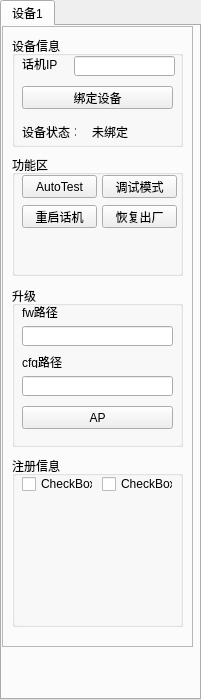
zhichaoGuo/htek_DR_tool, file main.ui: the form before one commit.
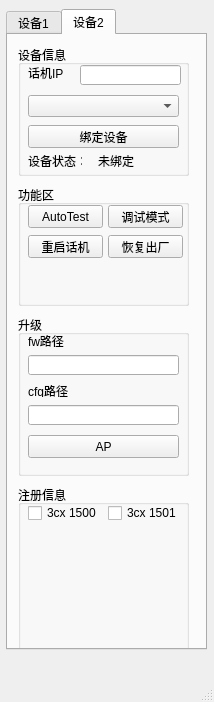
The form after the commit. The open tabs and pages were chosen to show the change.

Commit message: 完成绑定-功能区四个按键功能

What changed in the file:
```diff
--- a/main.ui
+++ b/main.ui
@@ -1,119 +1,42 @@
 <?xml version="1.0" encoding="UTF-8"?>
 <ui version="4.0">
- <class>TabWidget</class>
- <widget class="QTabWidget" name="TabWidget">
+ <class>MainWindow</class>
+ <widget class="QMainWindow" name="MainWindow">
   <property name="geometry">
    <rect>
     <x>0</x>
     <y>0</y>
-    <width>201</width>
-    <height>700</height>
+    <width>214</width>
+    <height>702</height>
    </rect>
   </property>
   <property name="windowTitle">
-   <string>TabWidget</string>
+   <string>MainWindow</string>
+  </property>
+  <widget class="QWidget" name="centralwidget">
+   <widget class="QTabWidget" name="tabWidget">
+    <property name="geometry">
+     <rect>
+      <x>6</x>
+      <y>9</y>
+      <width>201</width>
+      <height>641</height>
+     </rect>
+    </property>
+    <property name="currentIndex">
+     <number>0</number>
   </property>
   <widget class="QWidget" name="tab">
    <attribute name="title">
     <string>设备1</string>
    </attribute>
-   <widget class="QFrame" name="frame">
-    <property name="geometry">
-     <rect>
-      <x>0</x>
-      <y>0</y>
-      <width>191</width>
-      <height>621</height>
-     </rect>
-    </property>
-    <property name="frameShape">
-     <enum>QFrame::StyledPanel</enum>
-    </property>
-    <property name="frameShadow">
-     <enum>QFrame::Raised</enum>
-    </property>
-    <widget class="QGroupBox" name="groupBox">
-     <property name="geometry">
-      <rect>
-       <x>10</x>
-       <y>260</y>
-       <width>171</width>
-       <height>161</height>
-      </rect>
-     </property>
-     <property name="title">
-      <string>升级</string>
-     </property>
-     <widget class="QLineEdit" name="lineEdit_2">
-      <property name="geometry">
-       <rect>
-        <x>10</x>
-        <y>40</y>
-        <width>151</width>
-        <height>20</height>
-       </rect>
-      </property>
-     </widget>
-     <widget class="QPushButton" name="pushButton">
-      <property name="geometry">
-       <rect>
-        <x>10</x>
-        <y>120</y>
-        <width>151</width>
-        <height>23</height>
-       </rect>
-      </property>
-      <property name="text">
-       <string>AP</string>
-      </property>
-     </widget>
-     <widget class="QLineEdit" name="lineEdit_3">
-      <property name="geometry">
-       <rect>
-        <x>10</x>
-        <y>90</y>
-        <width>151</width>
-        <height>20</height>
-       </rect>
-      </property>
-     </widget>
-     <widget class="QLabel" name="label_4">
-      <property name="geometry">
-       <rect>
-        <x>10</x>
-        <y>20</y>
-        <width>54</width>
-        <height>12</height>
-       </rect>
-      </property>
-      <property name="text">
-       <string>fw路径</string>
-      </property>
-     </widget>
-     <widget class="QLabel" name="label_5">
-      <property name="geometry">
-       <rect>
-        <x>10</x>
-        <y>70</y>
-        <width>54</width>
-        <height>12</height>
-       </rect>
-      </property>
-      <property name="frameShape">
-       <enum>QFrame::NoFrame</enum>
-      </property>
-      <property name="text">
-       <string>cfg路径</string>
-      </property>
-     </widget>
-    </widget>
     <widget class="QGroupBox" name="groupBox_2">
      <property name="geometry">
       <rect>
        <x>10</x>
        <y>10</y>
        <width>171</width>
-       <height>111</height>
+        <height>131</height>
       </rect>
      </property>
      <property name="title">
@@ -146,7 +69,7 @@
       <property name="geometry">
        <rect>
         <x>10</x>
-        <y>50</y>
+         <y>80</y>
         <width>151</width>
         <height>23</height>
        </rect>
@@ -159,7 +82,7 @@
       <property name="geometry">
        <rect>
         <x>10</x>
-        <y>90</y>
+         <y>110</y>
         <width>54</width>
         <height>12</height>
        </rect>
@@ -172,7 +95,7 @@
       <property name="geometry">
        <rect>
         <x>80</x>
-        <y>90</y>
+         <y>110</y>
         <width>54</width>
         <height>12</height>
        </rect>
@@ -186,7 +109,7 @@
      <property name="geometry">
       <rect>
        <x>10</x>
-       <y>129</y>
+        <y>150</y>
        <width>171</width>
        <height>121</height>
       </rect>
@@ -247,11 +170,86 @@
       </property>
      </widget>
     </widget>
+     <widget class="QGroupBox" name="groupBox">
+      <property name="geometry">
+       <rect>
+        <x>10</x>
+        <y>280</y>
+        <width>171</width>
+        <height>161</height>
+       </rect>
+      </property>
+      <property name="title">
+       <string>升级</string>
+      </property>
+      <widget class="QLineEdit" name="D1_text_fw">
+       <property name="geometry">
+        <rect>
+         <x>10</x>
+         <y>40</y>
+         <width>151</width>
+         <height>20</height>
+        </rect>
+       </property>
+      </widget>
+      <widget class="QPushButton" name="D1_btn_ap">
+       <property name="geometry">
+        <rect>
+         <x>10</x>
+         <y>120</y>
+         <width>151</width>
+         <height>23</height>
+        </rect>
+       </property>
+       <property name="text">
+        <string>AP</string>
+       </property>
+      </widget>
+      <widget class="QLineEdit" name="D1_text_cfg">
+       <property name="geometry">
+        <rect>
+         <x>10</x>
+         <y>90</y>
+         <width>151</width>
+         <height>20</height>
+        </rect>
+       </property>
+      </widget>
+      <widget class="QLabel" name="label_4">
+       <property name="geometry">
+        <rect>
+         <x>10</x>
+         <y>20</y>
+         <width>54</width>
+         <height>12</height>
+        </rect>
+       </property>
+       <property name="text">
+        <string>fw路径</string>
+       </property>
+      </widget>
+      <widget class="QLabel" name="label_5">
+       <property name="geometry">
+        <rect>
+         <x>10</x>
+         <y>70</y>
+         <width>54</width>
+         <height>12</height>
+        </rect>
+       </property>
+       <property name="frameShape">
+        <enum>QFrame::NoFrame</enum>
+       </property>
+       <property name="text">
+        <string>cfg路径</string>
+       </property>
+      </widget>
+     </widget>
     <widget class="QGroupBox" name="groupBox_4">
      <property name="geometry">
       <rect>
        <x>10</x>
-       <y>430</y>
+        <y>450</y>
        <width>171</width>
        <height>171</height>
       </rect>
@@ -269,10 +267,10 @@
        </rect>
       </property>
       <property name="text">
-       <string>CheckBox</string>
-      </property>
-     </widget>
-     <widget class="QCheckBox" name="checkBox_2">
+        <string>3cx 1500</string>
+       </property>
+      </widget>
+      <widget class="QCheckBox" name="D1_check_3cx1">
       <property name="geometry">
        <rect>
         <x>90</x>
@@ -282,12 +280,293 @@
        </rect>
       </property>
       <property name="text">
-       <string>CheckBox</string>
+        <string>3cx 1501</string>
       </property>
      </widget>
     </widget>
    </widget>
-  </widget>
+    <widget class="QWidget" name="tab_2">
+     <attribute name="title">
+      <string>设备2</string>
+     </attribute>
+     <widget class="QGroupBox" name="groupBox_5">
+      <property name="geometry">
+       <rect>
+        <x>10</x>
+        <y>280</y>
+        <width>171</width>
+        <height>161</height>
+       </rect>
+      </property>
+      <property name="title">
+       <string>升级</string>
+      </property>
+      <widget class="QLineEdit" name="D2_text_fw">
+       <property name="geometry">
+        <rect>
+         <x>10</x>
+         <y>40</y>
+         <width>151</width>
+         <height>20</height>
+        </rect>
+       </property>
+      </widget>
+      <widget class="QPushButton" name="D2_btn_ap">
+       <property name="geometry">
+        <rect>
+         <x>10</x>
+         <y>120</y>
+         <width>151</width>
+         <height>23</height>
+        </rect>
+       </property>
+       <property name="text">
+        <string>AP</string>
+       </property>
+      </widget>
+      <widget class="QLineEdit" name="D2_text_cfg">
+       <property name="geometry">
+        <rect>
+         <x>10</x>
+         <y>90</y>
+         <width>151</width>
+         <height>20</height>
+        </rect>
+       </property>
+      </widget>
+      <widget class="QLabel" name="label_6">
+       <property name="geometry">
+        <rect>
+         <x>10</x>
+         <y>20</y>
+         <width>54</width>
+         <height>12</height>
+        </rect>
+       </property>
+       <property name="text">
+        <string>fw路径</string>
+       </property>
+      </widget>
+      <widget class="QLabel" name="label_7">
+       <property name="geometry">
+        <rect>
+         <x>10</x>
+         <y>70</y>
+         <width>54</width>
+         <height>12</height>
+        </rect>
+       </property>
+       <property name="frameShape">
+        <enum>QFrame::NoFrame</enum>
+       </property>
+       <property name="text">
+        <string>cfg路径</string>
+       </property>
+      </widget>
+     </widget>
+     <widget class="QGroupBox" name="groupBox_6">
+      <property name="geometry">
+       <rect>
+        <x>10</x>
+        <y>150</y>
+        <width>171</width>
+        <height>121</height>
+       </rect>
+      </property>
+      <property name="title">
+       <string>功能区</string>
+      </property>
+      <widget class="QPushButton" name="D2_btn_autotest">
+       <property name="geometry">
+        <rect>
+         <x>10</x>
+         <y>20</y>
+         <width>75</width>
+         <height>23</height>
+        </rect>
+       </property>
+       <property name="text">
+        <string>AutoTest</string>
+       </property>
+      </widget>
+      <widget class="QPushButton" name="D2_btn_telnet">
+       <property name="geometry">
+        <rect>
+         <x>90</x>
+         <y>20</y>
+         <width>75</width>
+         <height>23</height>
+        </rect>
+       </property>
+       <property name="text">
+        <string>调试模式</string>
+       </property>
+      </widget>
+      <widget class="QPushButton" name="D2_btn_reboot">
+       <property name="geometry">
+        <rect>
+         <x>10</x>
+         <y>50</y>
+         <width>75</width>
+         <height>23</height>
+        </rect>
+       </property>
+       <property name="text">
+        <string>重启话机</string>
+       </property>
+      </widget>
+      <widget class="QPushButton" name="D2_btn_factory">
+       <property name="geometry">
+        <rect>
+         <x>90</x>
+         <y>50</y>
+         <width>75</width>
+         <height>23</height>
+        </rect>
+       </property>
+       <property name="text">
+        <string>恢复出厂</string>
+       </property>
+      </widget>
+     </widget>
+     <widget class="QGroupBox" name="groupBox_7">
+      <property name="geometry">
+       <rect>
+        <x>10</x>
+        <y>10</y>
+        <width>171</width>
+        <height>131</height>
+       </rect>
+      </property>
+      <property name="title">
+       <string>设备信息</string>
+      </property>
+      <widget class="QLineEdit" name="D2_text_ip">
+       <property name="geometry">
+        <rect>
+         <x>62</x>
+         <y>20</y>
+         <width>101</width>
+         <height>20</height>
+        </rect>
+       </property>
+      </widget>
+      <widget class="QLabel" name="label_8">
+       <property name="geometry">
+        <rect>
+         <x>10</x>
+         <y>20</y>
+         <width>41</width>
+         <height>16</height>
+        </rect>
+       </property>
+       <property name="text">
+        <string>话机IP</string>
+       </property>
+      </widget>
+      <widget class="QPushButton" name="D2_btn_band">
+       <property name="geometry">
+        <rect>
+         <x>10</x>
+         <y>80</y>
+         <width>151</width>
+         <height>23</height>
+        </rect>
+       </property>
+       <property name="text">
+        <string>绑定设备</string>
+       </property>
+      </widget>
+      <widget class="QLabel" name="D2_lab_state">
+       <property name="geometry">
+        <rect>
+         <x>10</x>
+         <y>110</y>
+         <width>54</width>
+         <height>12</height>
+        </rect>
+       </property>
+       <property name="text">
+        <string>设备状态：</string>
+       </property>
+      </widget>
+      <widget class="QLabel" name="D2_lab_online">
+       <property name="geometry">
+        <rect>
+         <x>80</x>
+         <y>110</y>
+         <width>54</width>
+         <height>12</height>
+        </rect>
+       </property>
+       <property name="text">
+        <string>未绑定</string>
+       </property>
+      </widget>
+      <widget class="QComboBox" name="D2_box_password">
+       <property name="geometry">
+        <rect>
+         <x>10</x>
+         <y>50</y>
+         <width>151</width>
+         <height>22</height>
+        </rect>
+       </property>
+      </widget>
+     </widget>
+     <widget class="QGroupBox" name="groupBox_8">
+      <property name="geometry">
+       <rect>
+        <x>10</x>
+        <y>450</y>
+        <width>171</width>
+        <height>171</height>
+       </rect>
+      </property>
+      <property name="title">
+       <string>注册信息</string>
+      </property>
+      <widget class="QCheckBox" name="D2_check_3cx0">
+       <property name="geometry">
+        <rect>
+         <x>10</x>
+         <y>20</y>
+         <width>71</width>
+         <height>16</height>
+        </rect>
+       </property>
+       <property name="text">
+        <string>3cx 1500</string>
+       </property>
+      </widget>
+      <widget class="QCheckBox" name="D2_check_3cx1">
+       <property name="geometry">
+        <rect>
+         <x>90</x>
+         <y>20</y>
+         <width>71</width>
+         <height>16</height>
+        </rect>
+       </property>
+       <property name="text">
+        <string>3cx 1501</string>
+       </property>
+      </widget>
+     </widget>
+    </widget>
+   </widget>
+  </widget>
+  <widget class="QMenuBar" name="menubar">
+   <property name="geometry">
+    <rect>
+     <x>0</x>
+     <y>0</y>
+     <width>214</width>
+     <height>23</height>
+    </rect>
+   </property>
+  </widget>
+  <widget class="QStatusBar" name="statusbar"/>
  </widget>
  <resources/>
  <connections/>
```
Left out of the diff: 28 changed lines with no effect on the pictures. Lines whose indentation alone changed are shown as unchanged. The commit also changes 5 other files.
